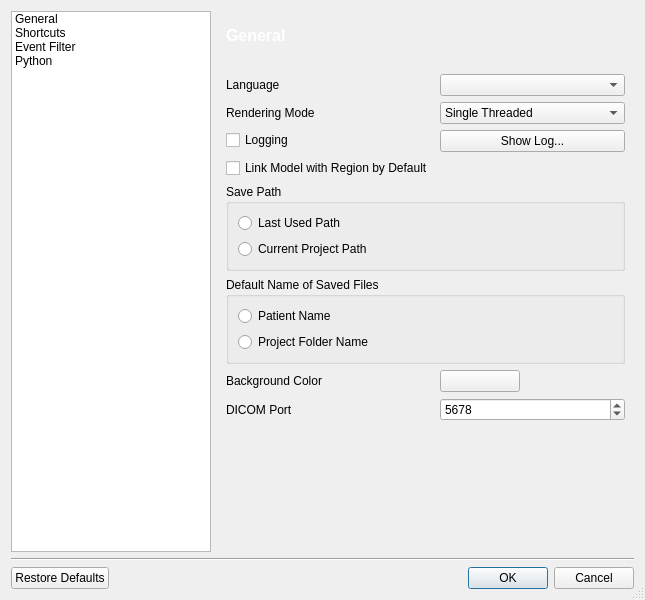
Qt form applications/3DimViewer/ui/cpreferencesdialog.ui (SindenDev/3dimviewer) before a commit.
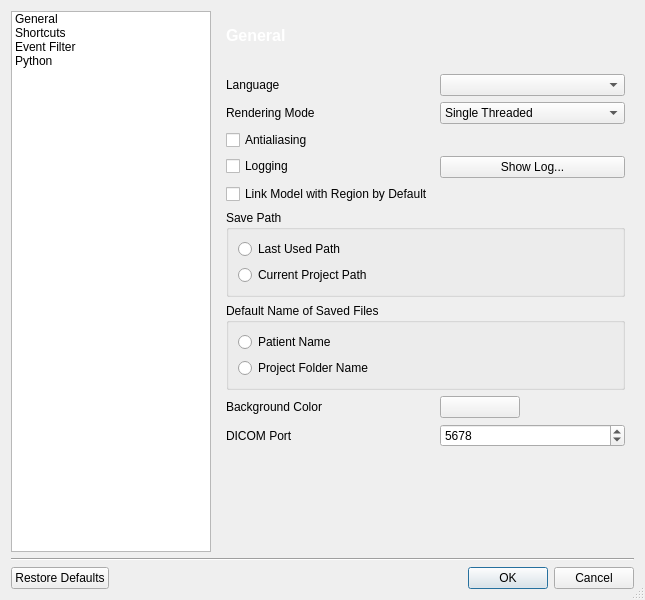
The same form after that commit. The open tabs and pages were chosen to show the change. Icons and pictures are not drawn.

Patch:
```diff
--- a/applications/3DimViewer/ui/cpreferencesdialog.ui
+++ b/applications/3DimViewer/ui/cpreferencesdialog.ui
@@ -126,7 +126,7 @@
          </item>
         </widget>
        </item>
-       <item row="2" column="0">
+       <item row="3" column="0">
         <widget class="QCheckBox" name="checkBoxLogging">
          <property name="toolTip">
           <string>Allows logging.</string>
@@ -139,14 +139,14 @@
          </property>
         </widget>
        </item>
-       <item row="2" column="1">
+       <item row="3" column="1">
         <widget class="QPushButton" name="pushButtonShowLog">
          <property name="text">
           <string>Show Log...</string>
          </property>
         </widget>
        </item>
-       <item row="3" column="0">
+       <item row="4" column="0">
         <widget class="QCheckBox" name="checkBoxLinkModels">
          <property name="enabled">
           <bool>true</bool>
@@ -156,14 +156,14 @@
          </property>
         </widget>
        </item>
-       <item row="6" column="0">
+       <item row="7" column="0">
         <widget class="QLabel" name="label_3">
          <property name="text">
           <string>Background Color</string>
          </property>
         </widget>
        </item>
-       <item row="6" column="1">
+       <item row="7" column="1">
         <widget class="QPushButton" name="buttonBGColor">
          <property name="maximumSize">
           <size>
@@ -176,14 +176,14 @@
          </property>
         </widget>
        </item>
-       <item row="7" column="0">
+       <item row="8" column="0">
         <widget class="QLabel" name="label_4">
          <property name="text">
           <string>DICOM Port</string>
          </property>
         </widget>
        </item>
-       <item row="7" column="1">
+       <item row="8" column="1">
         <widget class="QSpinBox" name="spinBoxDicomPort">
          <property name="maximum">
           <number>65535</number>
@@ -193,7 +193,7 @@
          </property>
         </widget>
        </item>
-       <item row="8" column="0">
+       <item row="9" column="0">
         <spacer name="verticalSpacer">
          <property name="orientation">
           <enum>Qt::Vertical</enum>
@@ -206,7 +206,7 @@
          </property>
         </spacer>
        </item>
-       <item row="4" column="0" colspan="2">
+       <item row="5" column="0" colspan="2">
         <widget class="QGroupBox" name="groupBox">
          <property name="toolTip">
           <string>Save path for segmentation and model data</string>
@@ -232,7 +232,7 @@
          </layout>
         </widget>
        </item>
-       <item row="5" column="0" colspan="2">
+       <item row="6" column="0" colspan="2">
         <widget class="QGroupBox" name="groupBox_3">
          <property name="title">
           <string>Default Name of Saved Files</string>
@@ -255,6 +255,13 @@
          </layout>
         </widget>
        </item>
+       <item row="2" column="0">
+        <widget class="QCheckBox" name="checkBoxAntialiasing">
+         <property name="text">
+          <string>Antialiasing</string>
+         </property>
+        </widget>
+       </item>
       </layout>
      </widget>
      <widget class="QWidget" name="page">
```
Left out of the diff: 2 changed lines with no effect on the pictures.
